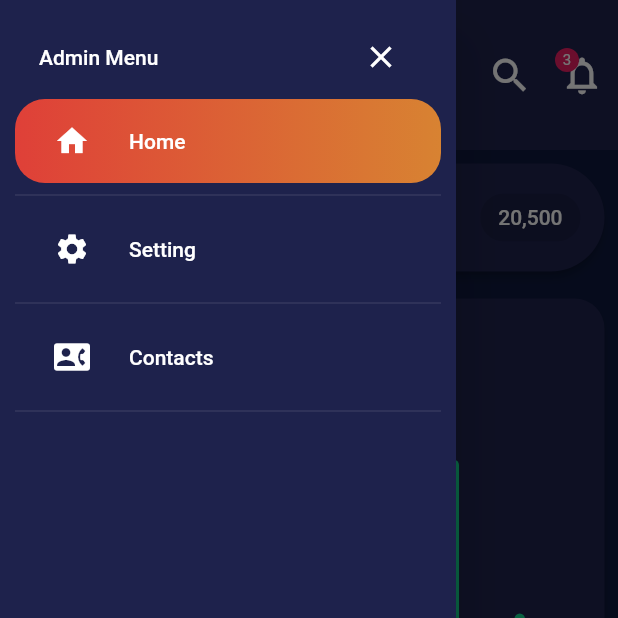
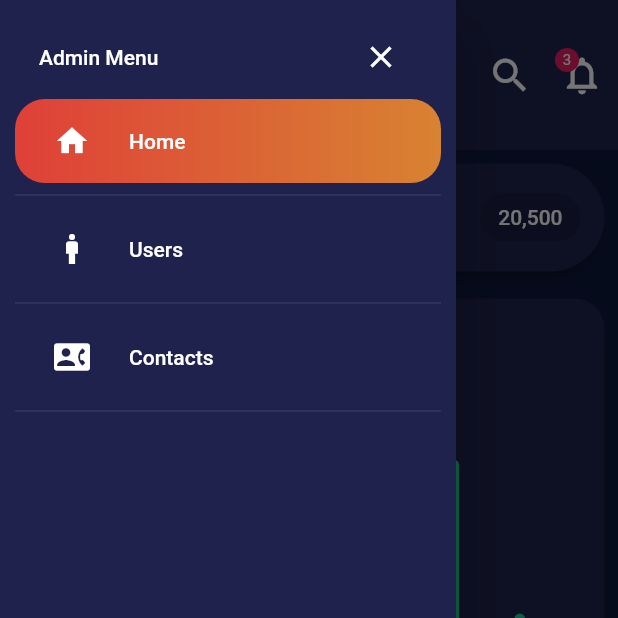
Before and after one commit to blackWhaleDev/portfolio_admin_panel, a Flutter app: the screen it shows after launch, with the side drawer open, on a phone screen of 412 x 824 dp, the top half of it. Run offline on Flutter 3.47's test engine with Material 2 defaults, Android fonts, the phone set to English and light mode, and no system bars; drawn by our look-alikes of curved_navigation_bar, fl_chart; missing offline and left inert: pluto_grid.

Commit message:
working on table widget and users page

```diff
--- a/lib/responsive_layout.dart
+++ b/lib/responsive_layout.dart
@@ -1,19 +1,19 @@
 import 'package:flutter/material.dart';
 
 class ResponsiveLayout extends StatefulWidget {
-  final Widget tiny;
-  final Widget phone;
-  final Widget tablet;
-  final Widget largeTablet;
-  final Widget computer;
+  final Widget? tiny;
+  final Widget? phone;
+  final Widget? tablet;
+  final Widget? largeTablet;
+  final Widget? computer;
   final Widget? defaultWidget;
   const ResponsiveLayout({
     Key? key,
-    required this.tiny,
-    required this.phone,
-    required this.tablet,
-    required this.largeTablet,
-    required this.computer,
+    this.tiny,
+    this.phone,
+    this.tablet,
+    this.largeTablet,
+    this.computer,
     this.defaultWidget,
   }) : super(key: key);
 
--- a/lib/widgets/drawer/drawer_page.dart
+++ b/lib/widgets/drawer/drawer_page.dart
@@ -1,6 +1,7 @@
 import 'package:flutter/material.dart';
 import 'package:portfolio_admin_panel/core/constants/palette.dart';
 import 'package:portfolio_admin_panel/core/constants/sizes.dart';
+import 'package:portfolio_admin_panel/features/users/presentation/pages/users.dart';
 import 'package:portfolio_admin_panel/responsive_layout.dart';
 
 class DrawerPage extends StatefulWidget {
@@ -12,13 +13,15 @@ class DrawerPage extends StatefulWidget {
 class ButtonsInfo {
   String title;
   IconData icon;
-  ButtonsInfo({required this.title, required this.icon,});
+  Function action;
+  ButtonsInfo({required this.title, required this.icon, required this.action});
 }
 int _currentIndex = 0;
 List<ButtonsInfo> _buttonNames = [
-  ButtonsInfo(title: "Home", icon: Icons.home),
-  ButtonsInfo(title: "Setting", icon: Icons.settings),
-  ButtonsInfo(title: "Contacts", icon: Icons.contact_phone_rounded),
+  ButtonsInfo(title: "Home", icon: Icons.home, action: (context) => {}),
+  ButtonsInfo(title: "Users", icon: Icons.man, action: (context) => Navigator.push(context,
+      MaterialPageRoute(builder: (context) => const Users()))),
+  ButtonsInfo(title: "Contacts", icon: Icons.contact_phone_rounded, action: (context) => {}),
 ];
 
 class _DrawerPageState extends State<DrawerPage> {
@@ -66,6 +69,7 @@ class _DrawerPageState extends State<DrawerPage> {
                         setState(() {
                           _currentIndex = index;
                         });
+                        _buttonNames[index].action(context);
                       },
                       shape: RoundedRectangleBorder(
                         borderRadius: BorderRadius.circular(20)
--- a/pubspec.yaml
+++ b/pubspec.yaml
@@ -38,6 +38,7 @@ dependencies:
   cupertino_icons: ^1.0.2
   fl_chart: ^0.61.0
   curved_navigation_bar: ^1.0.3
+  pluto_grid: ^6.0.4
 
 dev_dependencies:
   flutter_test:
```
Also changed, not shown: lib/features/users/presentation/pages/users.dart (added, +111 -0 lines), lib/widgets/tables/table_with_paginate.dart (added, +52 -0 lines), pubspec.lock, 1 other file.
